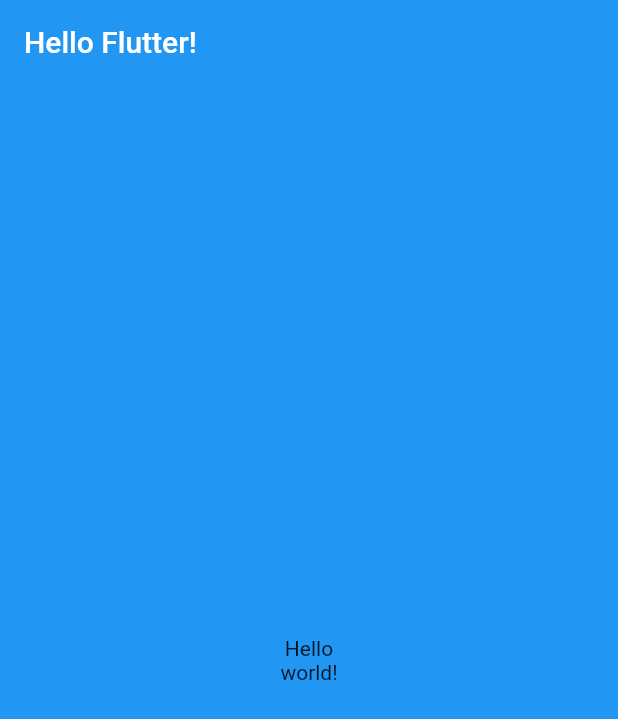
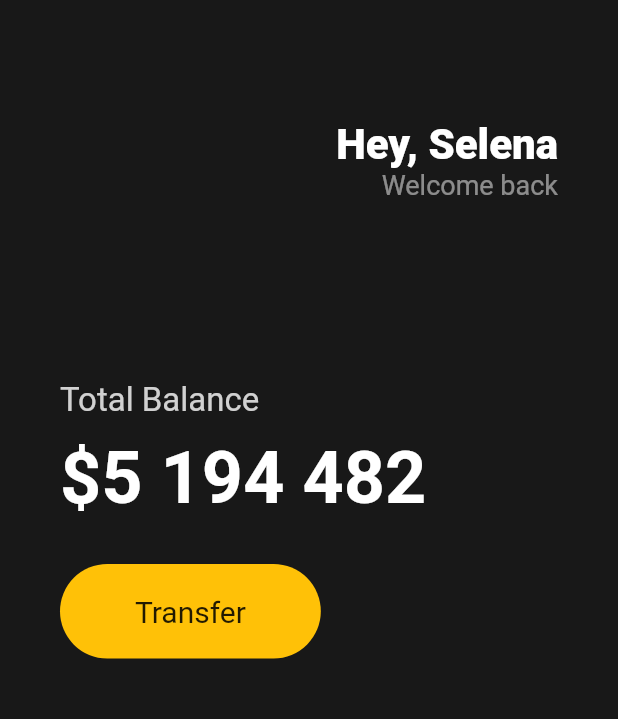
Before and after one commit to tan60/flutter_toonflix, a Flutter app: the screen it shows after launch, on a phone screen of 412 x 824 dp. Shown: the top 719 px of the screen. Run offline on Flutter 3.47's test engine with Material 2 defaults, Android fonts, the phone set to English and light mode, and no system bars.

Commit message:
ui 변경 코드 적용

```diff
--- a/lib/main.dart
+++ b/lib/main.dart
@@ -1,42 +1,102 @@
 import 'package:flutter/material.dart';
 
-class Player {
-  String name;
-  String? nickname; // requried가 아닐 때
-
-  //Player(this.name);
-  //** important** 늘 아래처럼 named paremeter를 사용하자
-  Player({required this.name});
-}
-
 void main() {
-  var mus = Player(name: 'mus');
-
-  runApp(App());
+  runApp(const App());
 }
 
 class App extends StatelessWidget {
+  const App({super.key});
+
   @override
   Widget build(BuildContext context) {
     // MaterialApp > google
     // 구글이 만들었기 때문에 MaterialApp이 더 좋을 수 밖에 없다..
     // 그래서 늘 MaterialApp을 선택
     // CupertinoApp > iOs
-
     return MaterialApp(
       home: Scaffold(
-        appBar: AppBar(
-          title: Text('Hello Flutter!'),
-          centerTitle: false,
-          elevation: 0,
-        ),
-        body: Center(
-          child: Text(
-            'Hello\nworld!',
-            textAlign: TextAlign.center,
+        body: Padding(
+          padding: const EdgeInsets.symmetric(horizontal: 40),
+          child: Column(
+            crossAxisAlignment: CrossAxisAlignment.start,
+            children: [
+              const SizedBox(
+                height: 80,
+              ),
+              Row(
+                mainAxisAlignment: MainAxisAlignment.end,
+                children: [
+                  Column(
+                    crossAxisAlignment: CrossAxisAlignment.end,
+                    children: [
+                      const Text(
+                        'Hey, Selena',
+                        style: TextStyle(
+                          color: Colors.white,
+                          fontSize: 28,
+                          fontWeight: FontWeight.w800,
+                        ),
+                      ),
+                      Text(
+                        'Welcome back',
+                        style: TextStyle(
+                          color: Colors.white.withOpacity(0.5),
+                          fontSize: 18,
+                        ),
+                      ),
+                    ],
+                  ),
+                ],
+              ),
+              const SizedBox(
+                height: 120,
+              ),
+              Text(
+                'Total Balance',
+                style: TextStyle(
+                  fontSize: 22,
+                  color: Colors.white.withOpacity(0.8),
+                ),
+              ),
+              const SizedBox(
+                height: 10,
+              ),
+              const Text(
+                '\$5 194 482',
+                style: TextStyle(
+                  fontSize: 48,
+                  fontWeight: FontWeight.w600,
+                  color: Colors.white,
+                ),
+              ),
+              const SizedBox(
+                height: 30,
+              ),
+              Row(
+                children: [
+                  Container(
+                    decoration: BoxDecoration(
+                        color: Colors.amber,
+                        borderRadius: BorderRadius.circular(45)),
+                    child: const Padding(
+                      padding: EdgeInsets.symmetric(
+                        vertical: 20,
+                        horizontal: 50,
+                      ),
+                      child: Text(
+                        'Transfer',
+                        style: TextStyle(
+                          fontSize: 20,
+                        ),
+                      ),
+                    ),
+                  ),
+                ],
+              ),
+            ],
           ),
         ),
-        backgroundColor: Colors.blue,
+        backgroundColor: const Color(0xFF181818),
       ),
     );
   }
```
